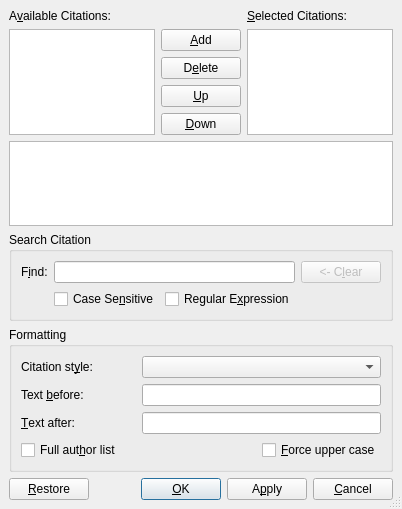
First picture: the form in src/frontends/qt4/ui/CitationUi.ui, repository cburschka/lyx, before the edit.
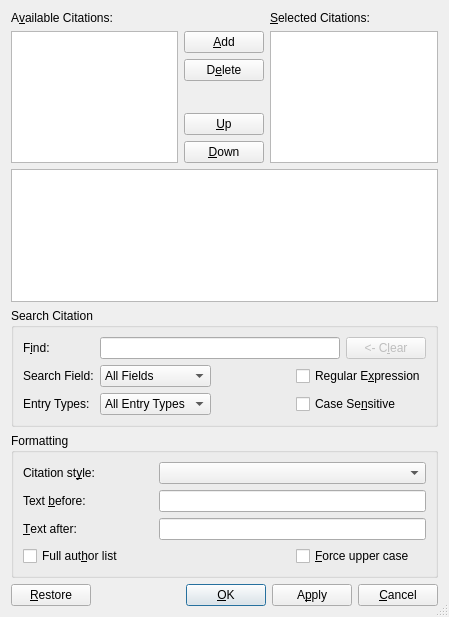
Second picture: the form after the edit. Icons and pictures are not drawn.

Commit message: Improvements to the citation dialog UI. It is now possible to search particular fields (author, title, etc) and to filter keys by entry types (article, book, etc).

Patch:
```diff
--- a/src/frontends/qt4/ui/CitationUi.ui
+++ b/src/frontends/qt4/ui/CitationUi.ui
@@ -5,14 +5,12 @@
    <rect>
     <x>0</x>
     <y>0</y>
-    <width>369</width>
-    <height>509</height>
+    <width>449</width>
+    <height>617</height>
    </rect>
   </property>
   <property name="sizePolicy" >
-   <sizepolicy>
-    <hsizetype>1</hsizetype>
-    <vsizetype>1</vsizetype>
+   <sizepolicy vsizetype="Minimum" hsizetype="Minimum" >
     <horstretch>0</horstretch>
     <verstretch>0</verstretch>
    </sizepolicy>
@@ -24,26 +22,30 @@
    <bool>true</bool>
   </property>
   <layout class="QGridLayout" >
-   <property name="margin" >
-    <number>9</number>
-   </property>
-   <property name="spacing" >
-    <number>6</number>
-   </property>
    <item row="0" column="0" >
     <layout class="QGridLayout" >
      <property name="margin" >
       <number>0</number>
      </property>
-     <property name="spacing" >
+     <property name="topMargin" >
+      <number>0</number>
+     </property>
+     <property name="rightMargin" >
+      <number>0</number>
+     </property>
+     <property name="bottomMargin" >
+      <number>0</number>
+     </property>
+     <property name="horizontalSpacing" >
+      <number>6</number>
+     </property>
+     <property name="verticalSpacing" >
       <number>6</number>
      </property>
      <item row="4" column="1" >
       <widget class="QPushButton" name="upPB" >
        <property name="sizePolicy" >
-        <sizepolicy>
-         <hsizetype>0</hsizetype>
-         <vsizetype>0</vsizetype>
+        <sizepolicy vsizetype="Fixed" hsizetype="Fixed" >
          <horstretch>0</horstretch>
          <verstretch>0</verstretch>
         </sizepolicy>
@@ -62,9 +64,7 @@
      <item row="5" column="1" >
       <widget class="QPushButton" name="downPB" >
        <property name="sizePolicy" >
-        <sizepolicy>
-         <hsizetype>0</hsizetype>
-         <vsizetype>0</vsizetype>
+        <sizepolicy vsizetype="Fixed" hsizetype="Fixed" >
          <horstretch>0</horstretch>
          <verstretch>0</verstretch>
         </sizepolicy>
@@ -156,6 +156,141 @@
      </property>
     </widget>
    </item>
+   <item row="2" column="0" >
+    <widget class="QGroupBox" name="groupBox" >
+     <property name="title" >
+      <string>Search Citation</string>
+     </property>
+     <property name="flat" >
+      <bool>true</bool>
+     </property>
+     <layout class="QGridLayout" >
+      <item row="0" column="0" >
+       <widget class="QLabel" name="findKeysLA" >
+        <property name="text" >
+         <string>F&amp;ind:</string>
+        </property>
+        <property name="alignment" >
+         <set>Qt::AlignLeading|Qt::AlignLeft|Qt::AlignVCenter</set>
+        </property>
+        <property name="buddy" >
+         <cstring>findLE</cstring>
+        </property>
+       </widget>
+      </item>
+      <item row="0" column="1" colspan="3" >
+       <widget class="QLineEdit" name="findLE" >
+        <property name="text" >
+         <string/>
+        </property>
+       </widget>
+      </item>
+      <item row="0" column="4" >
+       <widget class="QPushButton" name="clearPB" >
+        <property name="enabled" >
+         <bool>false</bool>
+        </property>
+        <property name="text" >
+         <string>&lt;- C&amp;lear</string>
+        </property>
+       </widget>
+      </item>
+      <item row="1" column="0" >
+       <widget class="QLabel" name="fieldsLA" >
+        <property name="text" >
+         <string>Search Field:</string>
+        </property>
+        <property name="buddy" >
+         <cstring>fieldsCO</cstring>
+        </property>
+       </widget>
+      </item>
+      <item row="1" column="1" >
+       <widget class="QComboBox" name="fieldsCO" >
+        <property name="maxVisibleItems" >
+         <number>16</number>
+        </property>
+        <property name="insertPolicy" >
+         <enum>QComboBox::NoInsert</enum>
+        </property>
+        <property name="sizeAdjustPolicy" >
+         <enum>QComboBox::AdjustToContents</enum>
+        </property>
+        <item>
+         <property name="text" >
+          <string>All Fields</string>
+         </property>
+        </item>
+       </widget>
+      </item>
+      <item row="1" column="2" >
+       <spacer>
+        <property name="orientation" >
+         <enum>Qt::Horizontal</enum>
+        </property>
+        <property name="sizeHint" >
+         <size>
+          <width>40</width>
+          <height>20</height>
+         </size>
+        </property>
+       </spacer>
+      </item>
+      <item row="1" column="3" colspan="2" >
+       <widget class="QCheckBox" name="regexCB" >
+        <property name="text" >
+         <string>Regular E&amp;xpression</string>
+        </property>
+       </widget>
+      </item>
+      <item row="2" column="0" >
+       <widget class="QLabel" name="entriesLA" >
+        <property name="text" >
+         <string>Entry Types:</string>
+        </property>
+        <property name="buddy" >
+         <cstring>entriesCO</cstring>
+        </property>
+       </widget>
+      </item>
+      <item row="2" column="1" >
+       <widget class="QComboBox" name="entriesCO" >
+        <property name="insertPolicy" >
+         <enum>QComboBox::NoInsert</enum>
+        </property>
+        <property name="sizeAdjustPolicy" >
+         <enum>QComboBox::AdjustToContents</enum>
+        </property>
+        <item>
+         <property name="text" >
+          <string>All Entry Types</string>
+         </property>
+        </item>
+       </widget>
+      </item>
+      <item row="2" column="2" >
+       <spacer>
+        <property name="orientation" >
+         <enum>Qt::Horizontal</enum>
+        </property>
+        <property name="sizeHint" >
+         <size>
+          <width>40</width>
+          <height>20</height>
+         </size>
+        </property>
+       </spacer>
+      </item>
+      <item row="2" column="3" colspan="2" >
+       <widget class="QCheckBox" name="caseCB" >
+        <property name="text" >
+         <string>Case Se&amp;nsitive</string>
+        </property>
+       </widget>
+      </item>
+     </layout>
+    </widget>
+   </item>
    <item row="3" column="0" >
     <widget class="QGroupBox" name="styleGB" >
      <property name="title" >
@@ -165,18 +300,28 @@
       <bool>true</bool>
      </property>
      <layout class="QGridLayout" >
-      <property name="margin" >
+      <property name="leftMargin" >
        <number>9</number>
       </property>
-      <property name="spacing" >
+      <property name="topMargin" >
+       <number>9</number>
+      </property>
+      <property name="rightMargin" >
+       <number>9</number>
+      </property>
+      <property name="bottomMargin" >
+       <number>9</number>
+      </property>
+      <property name="horizontalSpacing" >
+       <number>6</number>
+      </property>
+      <property name="verticalSpacing" >
        <number>6</number>
       </property>
       <item row="0" column="1" colspan="2" >
        <widget class="QComboBox" name="citationStyleCO" >
         <property name="sizePolicy" >
-         <sizepolicy>
-          <hsizetype>3</hsizetype>
-          <vsizetype>0</vsizetype>
+         <sizepolicy vsizetype="Fixed" hsizetype="MinimumExpanding" >
           <horstretch>0</horstretch>
           <verstretch>0</verstretch>
          </sizepolicy>
@@ -229,9 +374,7 @@
       <item row="2" column="1" colspan="2" >
        <widget class="QLineEdit" name="textAfterED" >
         <property name="sizePolicy" >
-         <sizepolicy>
-          <hsizetype>5</hsizetype>
-          <vsizetype>0</vsizetype>
+         <sizepolicy vsizetype="Fixed" hsizetype="Preferred" >
           <horstretch>0</horstretch>
           <verstretch>0</verstretch>
          </sizepolicy>
@@ -254,9 +397,7 @@
       <item row="1" column="1" colspan="2" >
        <widget class="QLineEdit" name="textBeforeED" >
         <property name="sizePolicy" >
-         <sizepolicy>
-          <hsizetype>5</hsizetype>
-          <vsizetype>0</vsizetype>
+         <sizepolicy vsizetype="Fixed" hsizetype="Preferred" >
           <horstretch>0</horstretch>
           <verstretch>0</verstretch>
          </sizepolicy>
@@ -271,12 +412,21 @@
    </item>
    <item row="4" column="0" >
     <layout class="QHBoxLayout" >
-     <property name="margin" >
-      <number>0</number>
-     </property>
      <property name="spacing" >
       <number>6</number>
      </property>
+     <property name="leftMargin" >
+      <number>0</number>
+     </property>
+     <property name="topMargin" >
+      <number>0</number>
+     </property>
+     <property name="rightMargin" >
+      <number>0</number>
+     </property>
+     <property name="bottomMargin" >
+      <number>0</number>
+     </property>
      <item>
       <widget class="QPushButton" name="restorePB" >
        <property name="text" >
@@ -329,78 +479,6 @@
      </item>
     </layout>
    </item>
-   <item row="2" column="0" >
-    <widget class="QGroupBox" name="groupBox" >
-     <property name="title" >
-      <string>Search Citation</string>
-     </property>
-     <property name="flat" >
-      <bool>true</bool>
-     </property>
-     <layout class="QGridLayout" >
-      <property name="margin" >
-       <number>9</number>
-      </property>
-      <property name="spacing" >
-       <number>6</number>
-      </property>
-      <item row="1" column="1" >
-       <layout class="QHBoxLayout" >
-        <property name="margin" >
-         <number>0</number>
-        </property>
-        <property name="spacing" >
-         <number>6</number>
-        </property>
-        <item>
-         <widget class="QCheckBox" name="caseCB" >
-          <property name="text" >
-           <string>Case Se&amp;nsitive</string>
-          </property>
-         </widget>
-        </item>
-        <item>
-         <widget class="QCheckBox" name="regexCB" >
-          <property name="text" >
-           <string>Regular E&amp;xpression</string>
-          </property>
-         </widget>
-        </item>
-       </layout>
-      </item>
-      <item row="0" column="2" >
-       <widget class="QPushButton" name="clearPB" >
-        <property name="enabled" >
-         <bool>false</bool>
-        </property>
-        <property name="text" >
-         <string>&lt;- C&amp;lear</string>
-        </property>
-       </widget>
-      </item>
-      <item row="0" column="1" >
-       <widget class="QLineEdit" name="findLE" >
-        <property name="text" >
-         <string/>
-        </property>
-       </widget>
-      </item>
-      <item row="0" column="0" >
-       <widget class="QLabel" name="findKeysLA" >
-        <property name="text" >
-         <string>F&amp;ind:</string>
-        </property>
-        <property name="alignment" >
-         <set>Qt::AlignLeading|Qt::AlignLeft|Qt::AlignVCenter</set>
-        </property>
-        <property name="buddy" >
-         <cstring>findLE</cstring>
-        </property>
-       </widget>
-      </item>
-     </layout>
-    </widget>
-   </item>
   </layout>
  </widget>
  <tabstops>
```
Left out of the diff: 2 changed lines with no effect on the pictures. The commit also changes 21 other files.
